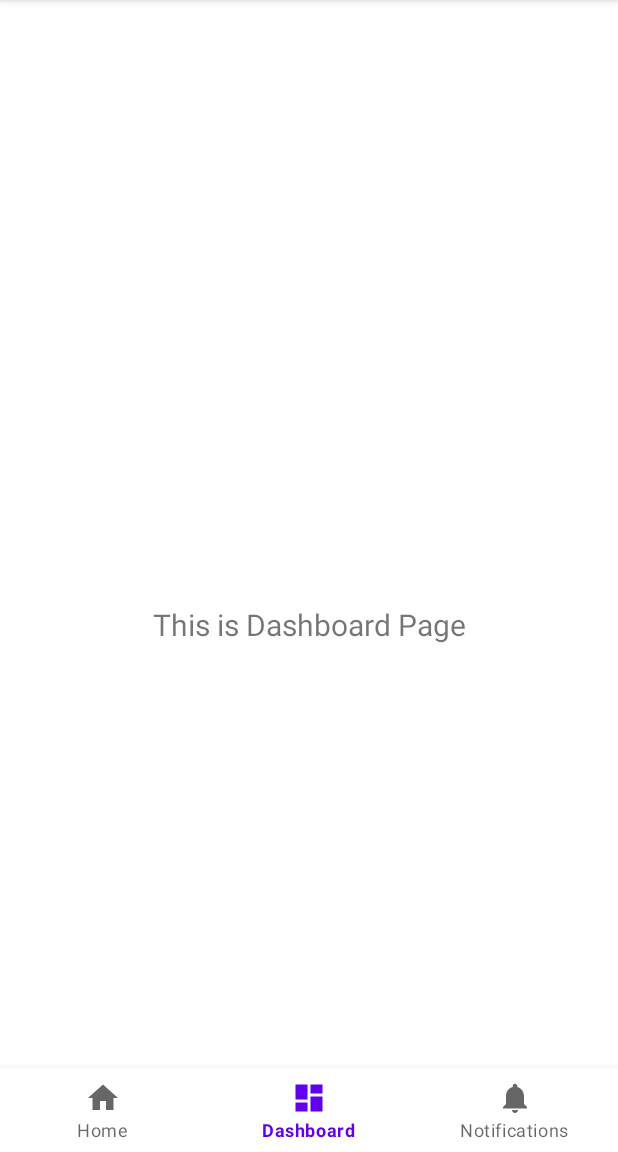
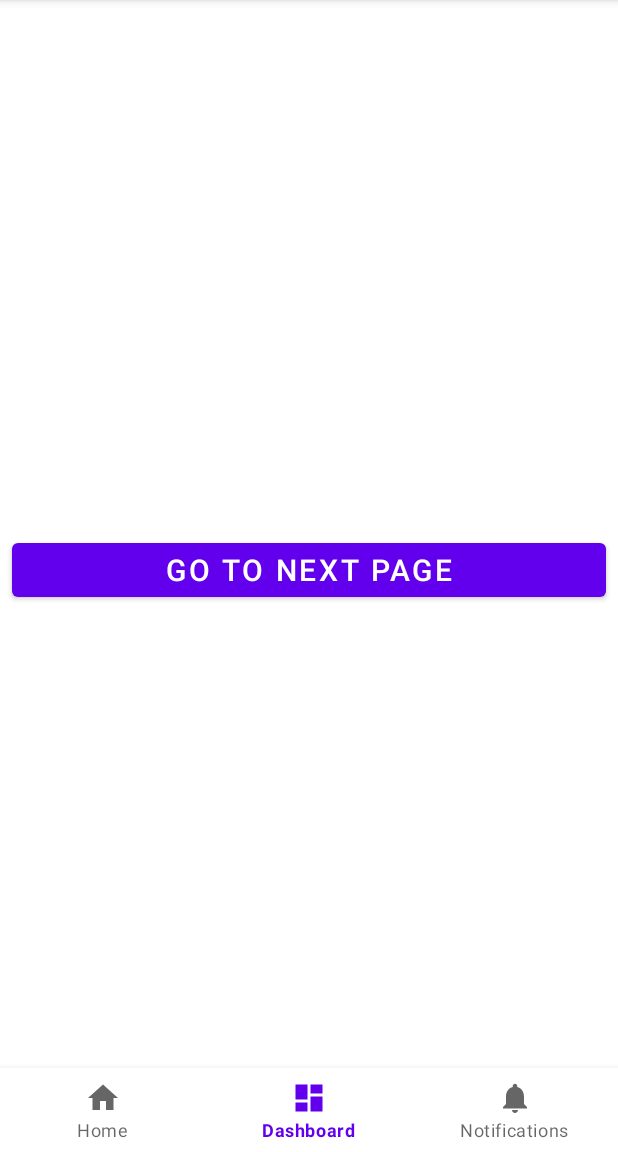
Before and after one commit to moonPine1013/AndroidProject, an Android app: the DashboardFragment screen opened through its navigation route, on a phone screen of 412 x 824 dp, the part 84-1236 px from its top. Run offline under Robolectric (Android 15) with nearby library versions, the phone set to English and light mode, and no system bars; our stand-ins replace navigation-ui; 1 statement that could not run was skipped.

Commit message:
Design a button within Dashboard Page

```diff
--- a/EstellaFragment/app/src/main/res/layout/fragment_dashboard.xml
+++ b/EstellaFragment/app/src/main/res/layout/fragment_dashboard.xml
@@ -1,23 +1,19 @@
 <?xml version="1.0" encoding="utf-8"?>
-<androidx.constraintlayout.widget.ConstraintLayout xmlns:android="http://schemas.android.com/apk/res/android"
+<LinearLayout xmlns:android="http://schemas.android.com/apk/res/android"
     xmlns:app="http://schemas.android.com/apk/res-auto"
     xmlns:tools="http://schemas.android.com/tools"
     android:layout_width="match_parent"
     android:layout_height="match_parent"
     tools:context=".ui.dashboard.DashboardFragment">
 
-    <TextView
-        android:id="@+id/text_dashboard"
+    <Button
+        android:id="@+id/next_page"
         android:layout_width="match_parent"
         android:layout_height="wrap_content"
         android:layout_marginStart="8dp"
-        android:layout_marginTop="8dp"
+        android:layout_marginTop="300dp"
         android:layout_marginEnd="8dp"
-        android:textAlignment="center"
         android:textSize="20sp"
-        android:text="This is Dashboard Page"
-        app:layout_constraintBottom_toBottomOf="parent"
-        app:layout_constraintEnd_toEndOf="parent"
-        app:layout_constraintStart_toStartOf="parent"
-        app:layout_constraintTop_toTopOf="parent" />
-</androidx.constraintlayout.widget.ConstraintLayout>
+        android:text="Go to next page"
+        android:textAlignment="center"/>
+</LinearLayout>
```
